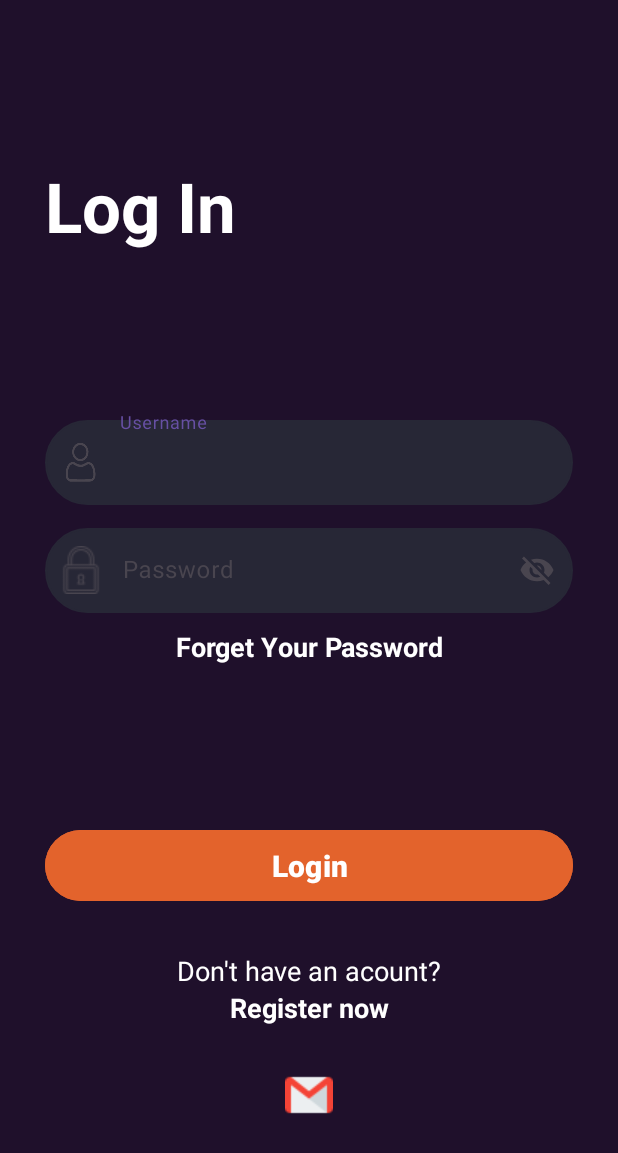
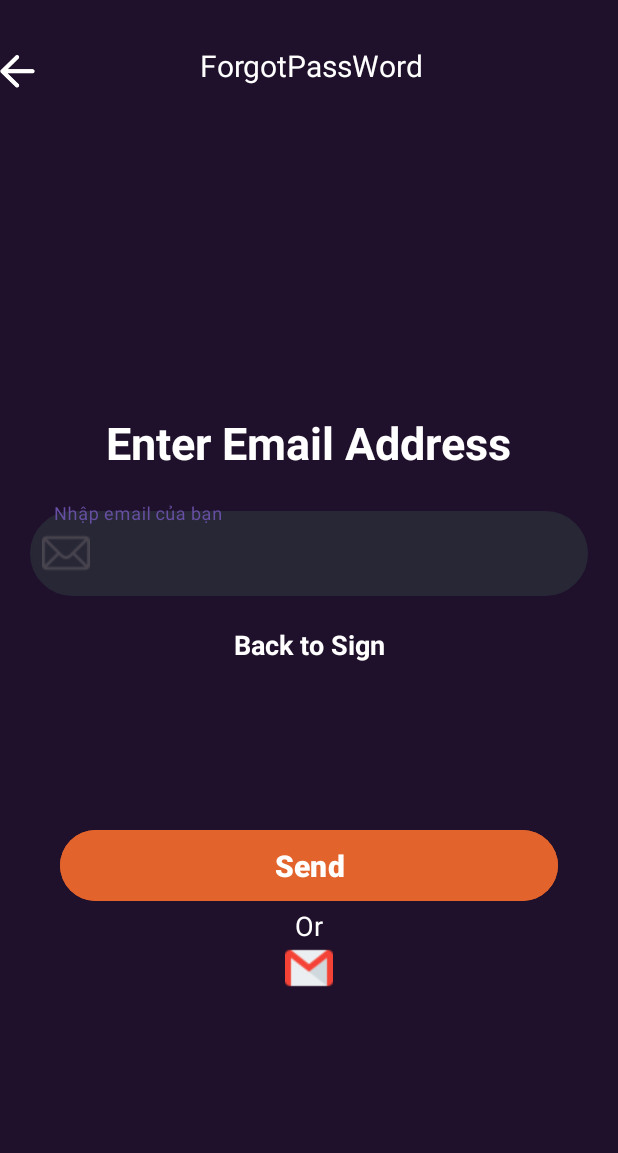
Before and after one commit to vucongchien/AppXemPhim, an Android app: the Login screen opened directly, with no data from a screen before it, after a tap on "Forget Your Password", on a phone screen of 412 x 824 dp. Shown: the top 1153 px of the screen. Run offline under Robolectric (Android 15) with nearby library versions, the phone set to English and light mode, and no system bars; 2 other taps on this screen came first.

Commit message:
feat: implement login, register, OTP verification and reset password

```diff
--- a/app/build.gradle.kts
+++ b/app/build.gradle.kts
@@ -10,7 +10,7 @@ android {
     defaultConfig {
         applicationId = "com.example.appxemphim"
         minSdk = 24
-        targetSdk = 34
+        targetSdk = 35
         versionCode = 1
         versionName = "1.0"
 
@@ -52,8 +52,12 @@ dependencies {
     implementation("androidx.credentials:credentials:1.3.0")
     implementation("androidx.credentials:credentials-play-services-auth:1.3.0")
     implementation("com.google.android.libraries.identity.googleid:googleid:1.1.1")
+
     implementation ("com.google.android.gms:play-services-auth:20.7.0")
     implementation ("com.google.firebase:firebase-auth:22.1.1")
     implementation ("com.google.android.material:material:1.6.0")
 
+
+
+
 }
--- /dev/null
+++ b/app/src/main/java/com/example/appxemphim/ForgotPassword.java
@@ -0,0 +1,51 @@
+package com.example.appxemphim;
+
+import android.content.Intent;
+import android.os.Bundle;
+import android.view.View;
+import android.widget.Button;
+import android.widget.EditText;
+import android.widget.Toast;
+
+import androidx.activity.EdgeToEdge;
+import androidx.appcompat.app.AppCompatActivity;
+import androidx.core.graphics.Insets;
+import androidx.core.view.ViewCompat;
+import androidx.core.view.WindowInsetsCompat;
+
+public class ForgotPassword extends AppCompatActivity {
+    EditText editTextEmail;
+    Button btnSendEmail;
+
+    @Override
+    protected void onCreate(Bundle savedInstanceState) {
+        super.onCreate(savedInstanceState);
+        EdgeToEdge.enable(this);
+        setContentView(R.layout.activity_forgot_password);
+
+        editTextEmail = findViewById(R.id.editTextEmailtoOtp);
+        btnSendEmail = findViewById(R.id.buttonSendEmail);
+
+        btnSendEmail.setOnClickListener(new View.OnClickListener() {
+            @Override
+            public void onClick(View v) {
+                String email = editTextEmail.getText().toString();
+                if(email.equals("truongtung9ctcv@gmail.com")){
+                    startActivity(new Intent(ForgotPassword.this, VerifyOTP.class));
+                }else{
+                    Toast.makeText(ForgotPassword.this, "email không tồn tại", Toast.LENGTH_SHORT).show();
+                }
+            }
+        });
+
+
+    }
+
+    public void BackSign(View view) {
+        startActivity(new Intent(ForgotPassword.this, Login.class));
+    }
+
+    public void Back(View view) {
+        finish();
+    }
+}
--- a/app/src/main/java/com/example/appxemphim/Login.java
+++ b/app/src/main/java/com/example/appxemphim/Login.java
@@ -3,6 +3,9 @@ package com.example.appxemphim;
 import android.content.Intent;
 import android.os.Bundle;
 import android.view.View;
+import android.widget.Button;
+import android.widget.EditText;
+import android.widget.Toast;
 
 import androidx.activity.EdgeToEdge;
 import androidx.appcompat.app.AppCompatActivity;
@@ -11,16 +14,30 @@ import androidx.core.view.ViewCompat;
 import androidx.core.view.WindowInsetsCompat;
 
 public class Login extends AppCompatActivity {
+    EditText editTextUserName, editTextPassword;
+    Button btnLogin;
+
 
     @Override
     protected void onCreate(Bundle savedInstanceState) {
         super.onCreate(savedInstanceState);
         EdgeToEdge.enable(this);
         setContentView(R.layout.activity_login);
-        ViewCompat.setOnApplyWindowInsetsListener(findViewById(R.id.main), (v, insets) -> {
-            Insets systemBars = insets.getInsets(WindowInsetsCompat.Type.systemBars());
-            v.setPadding(systemBars.left, systemBars.top, systemBars.right, systemBars.bottom);
-            return insets;
+        editTextUserName = findViewById(R.id.editTextUserName);
+        editTextPassword = findViewById(R.id.editTextPassword);
+        btnLogin = findViewById(R.id.buttonLogin);
+
+        btnLogin.setOnClickListener(new View.OnClickListener() {
+            @Override
+            public void onClick(View v) {
+                String username = editTextUserName.getText().toString();
+                String password = editTextPassword.getText().toString();
+                if(username.equals("admin") && password.equals("tung12345")){
+                    Toast.makeText(Login.this, "Đăng nhập thành công", Toast.LENGTH_SHORT).show();
+                }else{
+                    Toast.makeText(Login.this, "Sai tài khoản hoặc mật khẩu", Toast.LENGTH_SHORT).show();
+                }
+            }
         });
     }
 
@@ -29,8 +46,10 @@ public class Login extends AppCompatActivity {
     }
 
     public void Forgetpw(View view) {
+        startActivity(new Intent(Login.this, ForgotPassword.class));
     }
 
     public void SignGG(View view) {
     }
+
 }
--- /dev/null
+++ b/app/src/main/res/layout/activity_forgot_password.xml
@@ -0,0 +1,127 @@
+<?xml version="1.0" encoding="utf-8"?>
+<LinearLayout xmlns:android="http://schemas.android.com/apk/res/android"
+    xmlns:app="http://schemas.android.com/apk/res-auto"
+    xmlns:tools="http://schemas.android.com/tools"
+    android:id="@+id/main"
+    android:layout_width="match_parent"
+    android:layout_height="match_parent"
+    android:background="@color/main_color"
+    android:orientation="vertical"
+    tools:context=".ForgotPassword">
+
+    <LinearLayout
+        android:layout_width="match_parent"
+        android:layout_height="0dp"
+        android:layout_weight="1"
+
+        android:orientation="vertical">
+
+
+        <LinearLayout
+            android:layout_width="match_parent"
+            android:layout_height="match_parent"
+            android:layout_marginTop="30dp"
+            android:orientation="horizontal">
+
+            <ImageView
+                android:id="@+id/imageViewback"
+                android:layout_width="wrap_content"
+                android:layout_height="wrap_content"
+                android:layout_marginTop="5dp"
+                android:onClick="Back"
+                app:srcCompat="@drawable/back" />
+
+            <TextView
+                android:id="@+id/textView8"
+                android:layout_width="match_parent"
+                android:layout_height="wrap_content"
+                android:layout_marginRight="20dp"
+                android:text="ForgotPassWord"
+                android:textColor="@color/white"
+                android:textAlignment="center"
+                android:textSize="20dp" />
+
+        </LinearLayout>
+    </LinearLayout>
+    <LinearLayout
+        android:layout_width="match_parent"
+        android:layout_height="0dp"
+        android:layout_weight="1"
+        android:layout_marginHorizontal="20dp"
+        android:orientation="vertical">
+
+        <TextView
+            android:id="@+id/textView9"
+            android:layout_width="wrap_content"
+            android:layout_height="wrap_content"
+            android:textSize="30dp"
+            android:layout_gravity="center"
+            android:textStyle="bold"
+            android:textColor="@color/white"
+            android:layout_marginBottom="20dp"
+            android:text="Enter Email Address" />
+
+        <com.google.android.material.textfield.TextInputLayout
+            android:layout_width="match_parent"
+            android:layout_height="wrap_content"
+            app:startIconDrawable="@drawable/mail"
+            android:hint="Nhập email của bạn">
+            <com.google.android.material.textfield.TextInputEditText
+                android:id="@+id/editTextEmailtoOtp"
+                android:layout_width="match_parent"
+                android:layout_height="wrap_content"
+                android:layout_marginBottom="10dp"
+                android:background="@drawable/rounded_edittext"
+                android:inputType="textEmailAddress" />
+        </com.google.android.material.textfield.TextInputLayout>
+        <TextView
+            android:id="@+id/textViewBacktoSign"
+            android:layout_width="match_parent"
+            android:layout_height="wrap_content"
+            android:gravity="center"
+            android:textSize="18dp"
+            android:textColor="@color/white"
+            android:layout_marginTop="10dp"
+            android:textStyle="bold"
+            android:onClick="BackSign"
+            android:text="Back to Sign" />
+
+    </LinearLayout>
+    <LinearLayout
+        android:layout_width="match_parent"
+        android:layout_height="0dp"
+        android:layout_weight="1"
+        android:layout_marginHorizontal="40dp"
+        android:orientation="vertical">
+
+        <Button
+            android:id="@+id/buttonSendEmail"
+            android:layout_width="match_parent"
+            android:layout_height="wrap_content"
+            android:textStyle="bold"
+            android:textSize="20dp"
+            android:padding="10dp"
+            android:backgroundTint="@color/btn1"
+            android:text="Send" />
+
+
+        <TextView
+            android:id="@+id/textView10"
+            android:layout_width="match_parent"
+            android:layout_height="wrap_content"
+            android:textColor="@color/white"
+            android:gravity="center"
+            android:textSize="18dp"
+            android:text="Or" />
+
+        <ImageView
+            android:id="@+id/imageViewEmail"
+            android:layout_width="wrap_content"
+            android:layout_height="wrap_content"
+            android:layout_gravity="center"
+            android:onClick="SignGG"
+            app:srcCompat="@drawable/gmail" />
+
+    </LinearLayout>
+
+</LinearLayout>
```
Also changed, not shown: app/src/main/AndroidManifest.xml (+9 -0 lines), app/src/main/java/com/example/appxemphim/Register.java (+37 -4 lines), app/src/main/java/com/example/appxemphim/ResetPassword.java (added, +49 -0 lines), app/src/main/java/com/example/appxemphim/VerifyOTP.java (added, +63 -0 lines), app/src/main/res/layout/activity_login.xml (+10 -4 lines), app/src/main/res/layout/activity_main.xml (+9 -18 lines), app/src/main/res/layout/activity_register.xml (+49 -15 lines), app/src/main/res/layout/activity_reset_password.xml (added, +88 -0 lines), app/src/main/res/layout/activity_verify_otp.xml (added, +140 -0 lines).
